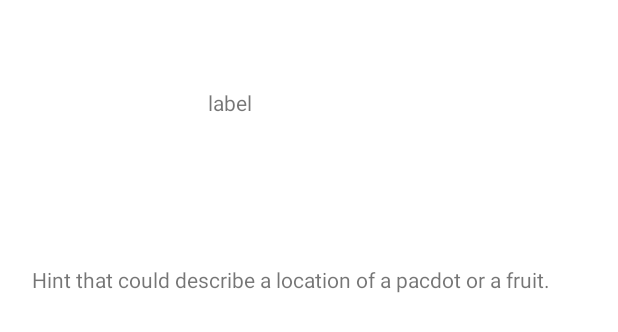
After one commit to marnikdenouden/PacManApp, an Android app: the layout hint.xml on its own in the app's theme, with its tools: preview values and no code run, on a phone screen of 412 x 824 dp. The commit adds this screen. Shown: the top 332 px of the screen. Run offline under Robolectric (Android 15) with nearby library versions, the phone set to English and light mode, and no system bars.

Commit message:
Update selectables
Selectables now have a label, icon and description, so this can be used to display information about what it is that the selectable does in the app.

```diff
--- a/app/src/main/java/com/example/pacmanapp/activities/edit/EditActivity.java
+++ b/app/src/main/java/com/example/pacmanapp/activities/edit/EditActivity.java
@@ -17,7 +17,7 @@ public class EditActivity extends AppCompatActivity {
     protected void onCreate(@Nullable Bundle savedInstanceState) {
         super.onCreate(savedInstanceState);
         Selector selector = SelectionCrier.getInstance().getSelector(R.id.editAllSelector);
-        Class<? extends AppCompatActivity> editPage = selector.getSelected().getInspectPage();
+        Class<? extends AppCompatActivity> editPage = selector.getSelected().getEditPage();
         Intent intent = new Intent(this, editPage);
         intent.addFlags(Intent.FLAG_ACTIVITY_CLEAR_TOP | Intent.FLAG_ACTIVITY_NEW_TASK);
         Navigate.navigate(intent, this, editPage);
--- /dev/null
+++ b/app/src/main/java/com/example/pacmanapp/activities/map/AdminMapActivity.java
@@ -0,0 +1,6 @@
+package com.example.pacmanapp.activities.map;
+
+import androidx.appcompat.app.AppCompatActivity;
+
+public class AdminMapActivity extends AppCompatActivity {
+}
--- /dev/null
+++ b/app/src/main/java/com/example/pacmanapp/activities/settings/AdminSettingsActivity.java
@@ -0,0 +1,6 @@
+package com.example.pacmanapp.activities.settings;
+
+import androidx.appcompat.app.AppCompatActivity;
+
+public class AdminSettingsActivity extends AppCompatActivity {
+}
--- /dev/null
+++ b/app/src/main/java/com/example/pacmanapp/activities/settings/PlaySettingsActivity.java
@@ -0,0 +1,6 @@
+package com.example.pacmanapp.activities.settings;
+
+import androidx.appcompat.app.AppCompatActivity;
+
+public class PlaySettingsActivity extends AppCompatActivity {
+}
--- a/app/src/main/java/com/example/pacmanapp/selection/Selectable.java
+++ b/app/src/main/java/com/example/pacmanapp/selection/Selectable.java
@@ -10,4 +10,10 @@ public interface Selectable extends Serializable {
 
     Class<? extends AppCompatActivity> getEditPage();
 
+    public String getLabel();
+
+    public int getIconId();
+
+    public String getDescription();
+
 }
--- a/app/src/main/res/activities/admin_pages/layout/activity_main.xml
+++ b/app/src/main/res/activities/admin_pages/layout/activity_main.xml
@@ -6,7 +6,7 @@
     android:layout_height="match_parent"
     android:gravity="center"
     android:orientation="vertical"
-    tools:context=".MainActivity"
+    tools:context=".activities.map.AdminMapActivity"
     android:id="@+id/layout">
 
     <include
--- a/app/src/main/res/layout-land/navigation_bar.xml
+++ b/app/src/main/res/layout-land/navigation_bar.xml
@@ -58,7 +58,7 @@
             app:tint="@color/white_text" />
 
         <ImageView
-            android:id="@+id/pageMarkerHome"
+            android:id="@+id/pageMarkerMap"
             android:visibility="invisible"
             android:layout_width="0dp"
             android:layout_height="0dp"
@@ -88,7 +88,7 @@
 
         <ImageView
             android:id="@+id/pageMarkerInspect"
-            android:visibility="visible"
+            android:visibility="invisible"
             android:layout_width="0dp"
             android:layout_height="0dp"
             android:scaleX="0.9"
--- /dev/null
+++ b/app/src/main/res/layout/hint.xml
@@ -0,0 +1,51 @@
+<?xml version="1.0" encoding="utf-8"?>
+<androidx.constraintlayout.widget.ConstraintLayout xmlns:android="http://schemas.android.com/apk/res/android"
+    xmlns:app="http://schemas.android.com/apk/res-auto"
+    xmlns:tools="http://schemas.android.com/tools"
+    android:layout_width="match_parent"
+    android:layout_height="match_parent">
+
+    <TextView
+        android:id="@+id/textView8"
+        android:layout_width="wrap_content"
+        android:layout_height="wrap_content"
+        android:layout_marginStart="138dp"
+        android:layout_marginTop="12dp"
+        android:layout_marginEnd="243dp"
+        android:layout_marginBottom="700dp"
+        android:text="label"
+        app:layout_constraintBottom_toBottomOf="parent"
+        app:layout_constraintEnd_toEndOf="parent"
+        app:layout_constraintStart_toStartOf="parent"
+        app:layout_constraintTop_toTopOf="parent" />
+
+    <ImageView
+        android:id="@+id/imageView"
+        android:layout_width="0dp"
+        android:layout_height="0dp"
+        android:layout_marginEnd="350dp"
+        android:layout_marginBottom="660dp"
+        app:layout_constraintBottom_toBottomOf="parent"
+        app:layout_constraintEnd_toEndOf="parent"
+        app:layout_constraintHorizontal_bias="0.0"
+        app:layout_constraintStart_toStartOf="parent"
+        app:layout_constraintTop_toTopOf="parent"
+        app:layout_constraintVertical_bias="1.0" />
+
+    <TextView
+        android:id="@+id/textView9"
+        android:layout_width="345dp"
+        android:layout_height="125dp"
+        android:layout_marginStart="21dp"
+        android:layout_marginTop="52dp"
+        android:layout_marginEnd="45dp"
+        android:layout_marginBottom="522dp"
+        android:text="Hint that could describe a location of a pacdot or a fruit."
+        app:layout_constraintBottom_toBottomOf="parent"
+        app:layout_constraintEnd_toEndOf="parent"
+        app:layout_constraintHorizontal_bias="0.0"
+        app:layout_constraintStart_toStartOf="parent"
+        app:layout_constraintTop_toBottomOf="@+id/textView8"
+        app:layout_constraintVertical_bias="1.0" />
+
+</androidx.constraintlayout.widget.ConstraintLayout>
```
Also changed, not shown: app/src/main/AndroidManifest.xml (+13 -1 lines), app/src/main/java/com/example/pacmanapp/activities/InfoSelectableActivity.java (+17 -0 lines), app/src/main/java/com/example/pacmanapp/activities/map/PlayMapActivity.java (added, +177 -0 lines), app/src/main/java/com/example/pacmanapp/markers/PacDot.java (+17 -1 lines), app/src/main/java/com/example/pacmanapp/markers/PowerPallet.java (+16 -1 lines), app/src/main/java/com/example/pacmanapp/navigation/PageType.java (+10 -4 lines), app/src/main/res/activities/play_pages/layout/activity_map.xml (+110 -1 lines), app/src/main/res/assets/markers/drawable/pac_dot.png (renamed from app/src/main/res/assets/markers/drawable/pac_dot_v1_2.png), app/src/main/res/assets/markers/drawable/power_pallet.png (renamed from app/src/main/res/assets/markers/drawable/power_pallet_v1_1.png).
